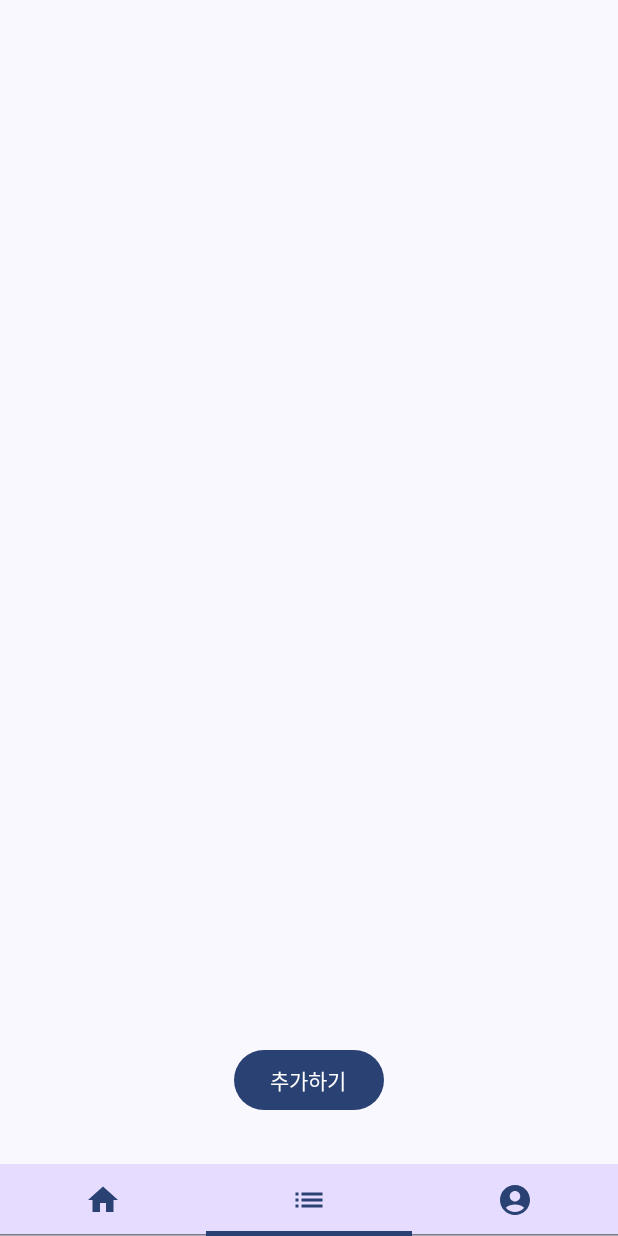
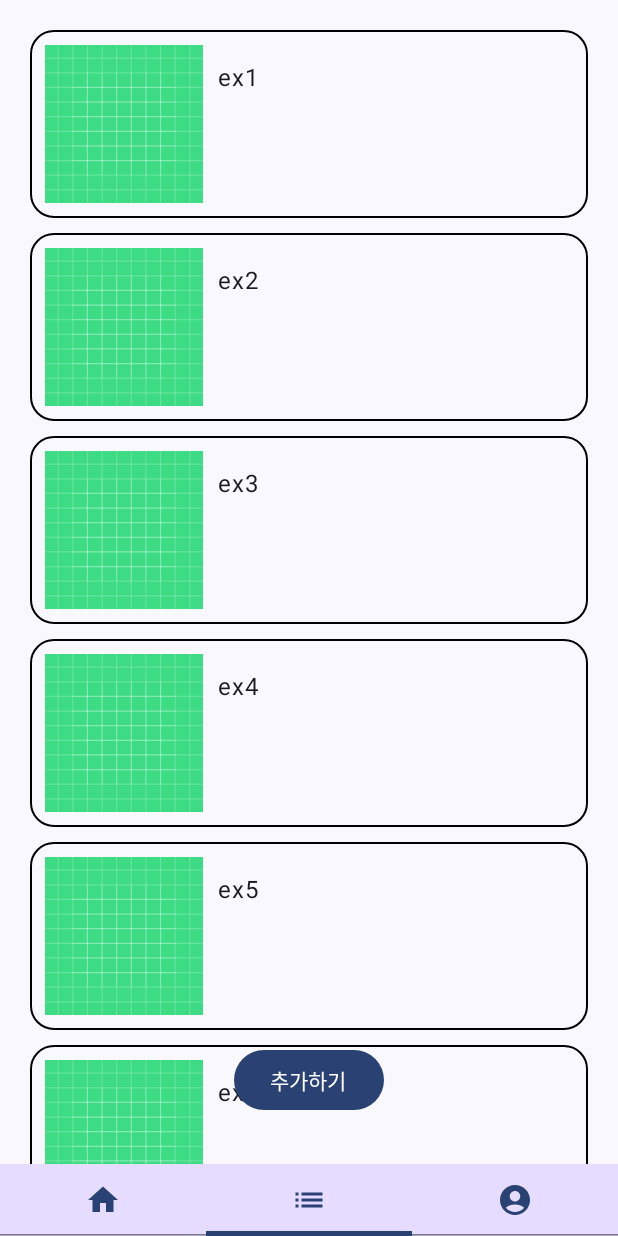
Before and after one commit to GDG-on-Campus-KHU/SC7_AOS, an Android app built with Jetpack Compose: the screen it shows after launch (MainActivity), item 2 of the bottom bar chosen, on a phone screen of 412 x 824 dp. Run offline under Robolectric (Android 15) with nearby library versions, the phone set to English and light mode, and no system bars.

Commit message:
ControlWard

```diff
--- /dev/null
+++ b/ControlWard/app/src/main/java/com/example/controlward/DisasterModel.kt
@@ -0,0 +1,10 @@
+package com.example.controlward
+
+import android.media.Image
+
+data class DisasterModel(
+    val image: String, //Image,
+    val disasterText: String,
+    val locationX: String,
+    val locationY: String
+)
--- a/ControlWard/app/src/main/java/com/example/controlward/MainActivity.kt
+++ b/ControlWard/app/src/main/java/com/example/controlward/MainActivity.kt
@@ -3,12 +3,28 @@ package com.example.controlward
 import android.os.Bundle
 import androidx.activity.ComponentActivity
 import androidx.activity.compose.setContent
-import com.example.controlward.ui.MainLayout
 import com.example.controlward.ui.theme.ControlWardTheme
+
+object Value {
+    val disasterList =
+        listOf(
+            DisasterModel("ex1", "ex1", "37.5665", "126.9780"),
+            DisasterModel("ex2", "ex2", "37.6665", "127.0780"),
+            DisasterModel("ex3", "ex3", "37.5765", "126.9880"),
+            DisasterModel("ex4", "ex4", "37.5565", "126.9680"),
+            DisasterModel("ex5", "ex5", "37.5865", "126.9980"),
+            DisasterModel("ex6", "ex6", "37.5465", "126.9580"),
+            DisasterModel("ex7", "ex7", "37.5365", "126.9480")
+        )
+}
 
 class MainActivity : ComponentActivity() {
     override fun onCreate(savedInstanceState: Bundle?) {
         super.onCreate(savedInstanceState)
+
+        //위치 확인 -> disaster list 가져오기
+        //val disasterList = DisasterViewModel().getDisasterList()
+
         setContent {
             ControlWardTheme {
                 LayoutNavigator()
--- a/ControlWard/app/src/main/java/com/example/controlward/ui/DisasterList.kt
+++ b/ControlWard/app/src/main/java/com/example/controlward/ui/DisasterList.kt
@@ -1,23 +1,67 @@
 package com.example.controlward.ui
 
+import androidx.compose.foundation.Image
+import androidx.compose.foundation.border
 import androidx.compose.foundation.layout.Box
+import androidx.compose.foundation.layout.Row
+import androidx.compose.foundation.layout.Spacer
+import androidx.compose.foundation.layout.aspectRatio
 import androidx.compose.foundation.layout.fillMaxSize
+import androidx.compose.foundation.layout.fillMaxWidth
 import androidx.compose.foundation.layout.padding
+import androidx.compose.foundation.lazy.LazyColumn
+import androidx.compose.foundation.lazy.items
+import androidx.compose.foundation.shape.RoundedCornerShape
 import androidx.compose.material3.Button
 import androidx.compose.material3.Text
 import androidx.compose.runtime.Composable
 import androidx.compose.ui.Alignment
 import androidx.compose.ui.Modifier
+import androidx.compose.ui.graphics.Color
+import androidx.compose.ui.res.painterResource
 import androidx.compose.ui.tooling.preview.Preview
 import androidx.compose.ui.unit.dp
 import androidx.navigation.NavController
 import androidx.navigation.compose.rememberNavController
+import com.example.controlward.R
+import com.example.controlward.Value
 
 @Composable
 fun DisasterListLayout(navController: NavController) {
     Box(
         modifier = Modifier.fillMaxSize()
     ) {
+        LazyColumn(
+            modifier = Modifier
+                .fillMaxSize()
+                .padding(20.dp)
+        ) {
+            items(Value.disasterList) { disaster ->
+                Row(
+                    modifier = Modifier
+                        .fillMaxWidth()
+                        .border(1.dp, Color.Black, RoundedCornerShape(16.dp))
+                        .padding(10.dp)
+                ) {
+                    Image(
+                        painter = painterResource(R.drawable.ic_launcher_background),
+                        modifier = Modifier
+                            .fillMaxWidth(0.3f)
+                            .aspectRatio(1f),
+                        contentDescription = ""
+                    )
+                    Text(
+                        text = disaster.disasterText,
+                        modifier = Modifier
+                            .weight(1f)
+                            .padding(10.dp),
+                        maxLines = 1,
+                    )
+                }
+                Spacer(modifier = Modifier.padding(bottom = 10.dp))
+            }
+        }
+
         Button(
             onClick = { navController.navigate("AddDisaster") },
             modifier = Modifier
--- a/ControlWard/app/src/main/java/com/example/controlward/ui/Main.kt
+++ b/ControlWard/app/src/main/java/com/example/controlward/ui/Main.kt
@@ -2,18 +2,23 @@ package com.example.controlward.ui
 
 import androidx.compose.foundation.layout.Box
 import androidx.compose.foundation.layout.fillMaxSize
+import androidx.compose.foundation.layout.padding
 import androidx.compose.runtime.Composable
 import androidx.compose.runtime.getValue
 import androidx.compose.runtime.mutableStateOf
 import androidx.compose.runtime.remember
 import androidx.compose.ui.Modifier
 import androidx.compose.ui.tooling.preview.Preview
+import androidx.compose.ui.unit.dp
+import com.example.controlward.Value
 import com.google.android.gms.maps.model.CameraPosition
 import com.google.android.gms.maps.model.LatLng
 import com.google.maps.android.compose.GoogleMap
 import com.google.maps.android.compose.MapProperties
 import com.google.maps.android.compose.MapType
 import com.google.maps.android.compose.MapUiSettings
+import com.google.maps.android.compose.Marker
+import com.google.maps.android.compose.MarkerState
 import com.google.maps.android.compose.rememberCameraPositionState
 
 @Composable
@@ -30,7 +35,9 @@ fun MainLayout() {
     }
 
     Box(
-        modifier = Modifier.fillMaxSize()
+        modifier = Modifier
+            .fillMaxSize()
+            .padding(bottom = 40.dp)
     ) {
         GoogleMap(
             modifier = Modifier.fillMaxSize(),
@@ -45,7 +52,18 @@ fun MainLayout() {
 //                }
 //            }
         ) {
-
+            Value.disasterList.forEach { disaster ->
+                val position = LatLng(
+                    disaster.locationX.toDouble(),
+                    disaster.locationY.toDouble()
+                )
+                Marker(
+                    state = MarkerState(position = position),
+                    title = disaster.image,
+                    snippet = disaster.disasterText,
+                    onInfoWindowClick = { }
+                )
+            }
         }
     }
 }
```
Also changed, not shown: ControlWard/app/src/main/java/com/example/controlward/DisasterViewModel.kt (added, +11 -0 lines), ControlWard/app/src/main/java/com/example/controlward/ui/AddDisaster.kt (+21 -2 lines), ControlWard/app/src/main/java/com/example/controlward/ui/UserInfo.kt (+7 -0 lines).
